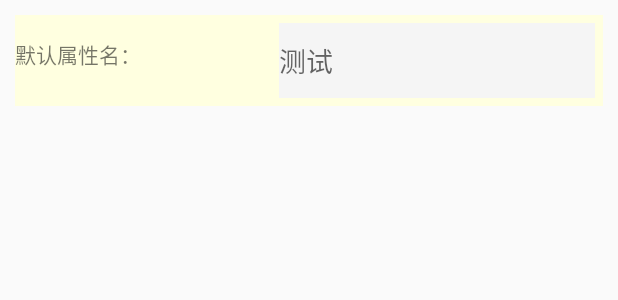
After one commit to AmosYang6814/VisualizationPart, an Android app: the layout attribute_setting_list_view.xml on its own in the app's theme, with its tools: preview values and no code run, on a phone screen of 412 x 824 dp. The commit adds this screen. Shown: the top 300 px of the screen. Run offline under Robolectric (Android 15) with nearby library versions, the phone set to English and light mode, and no system bars.

Commit message:
3.22 添加属性设置页面，添加动作接口

```diff
--- a/app/src/main/AndroidManifest.xml
+++ b/app/src/main/AndroidManifest.xml
@@ -16,6 +16,10 @@
                 <category android:name="android.intent.category.LAUNCHER" />
             </intent-filter>
         </activity>
+
+        <activity android:name=".AttributeSettingPage">
+
+        </activity>
     </application>
 
 </manifest>
--- a/app/src/main/java/UI/Draw/Draw.java
+++ b/app/src/main/java/UI/Draw/Draw.java
@@ -23,14 +23,14 @@ public interface Draw {
      * @param simpleComponent
      * @return
      */
-    public boolean drawInscreen(List<Object> simpleComponent);
+    public boolean drawInscreen(Object simpleComponent);
 
     /**
      * 复杂组件的绘制
      * @param complexComponent
      * @return
      */
-    public boolean drawComplexScreen(List<ArrayList<Object>> complexComponent);
+    public boolean drawComplexScreen(List<Object> complexComponent);
 
     /**
      * 设置属性值
@@ -39,6 +39,7 @@ public interface Draw {
      * @param value
      * @return
      */
+
     public boolean SetAttribute(Object object,String attribute,Object value);
 
     /**
--- /dev/null
+++ b/app/src/main/java/UI/EvenHanding/ActionPopMenu.java
@@ -0,0 +1,5 @@
+package UI.EvenHanding;
+
+//动作弹出菜单组件
+public class ActionPopMenu {
+}
--- /dev/null
+++ b/app/src/main/java/UI/EvenHanding/EvenPopMenu.java
@@ -0,0 +1,5 @@
+package UI.EvenHanding;
+
+//事件组件
+public interface EvenPopMenu {
+}
--- /dev/null
+++ b/app/src/main/res/layout/attribute_setting_list_view.xml
@@ -0,0 +1,24 @@
+<?xml version="1.0" encoding="utf-8"?>
+<LinearLayout xmlns:android="http://schemas.android.com/apk/res/android"
+    android:layout_width="match_parent"
+    android:layout_height="wrap_content"
+    android:background="@color/lightyellow"
+    android:layout_margin="10dp"
+    android:orientation="horizontal">
+
+    <TextView
+        android:id="@+id/method_text"
+        android:layout_width="wrap_content"
+        android:layout_height="wrap_content"
+        android:layout_weight="1"
+        android:text="默认属性名：" />
+
+    <EditText
+        android:id="@+id/method_parameter"
+        android:layout_weight="2"
+        android:layout_width="wrap_content"
+        android:layout_height="50dp"
+        android:background="@color/whitesmoke"
+        android:layout_margin="5dp"
+        android:hint="测试"/>
+</LinearLayout>
```
Also changed, not shown: app/src/main/java/GlobalTools/DataBean/Action/Action.java (+4 -4 lines), app/src/main/java/GlobalTools/DataBean/Action/EventType.java (renamed from app/src/main/java/GlobalTools/DataBean/Action/ActionType.java, +6 -6 lines), app/src/main/java/com/example/administrator/visualizationpart/ActionPopMenu.java (added, +8 -0 lines), app/src/main/java/com/example/administrator/visualizationpart/AdapterData.java (added, +8 -0 lines), app/src/main/java/com/example/administrator/visualizationpart/AttributeAdapter.java (added, +42 -0 lines), app/src/main/java/com/example/administrator/visualizationpart/AttributeSettingPage.java (+43 -0 lines), app/src/main/java/com/example/administrator/visualizationpart/MainActivity.java (+20 -2 lines), app/src/main/java/com/example/administrator/visualizationpart/testData/testManaActivity.java (added, +22 -0 lines).
